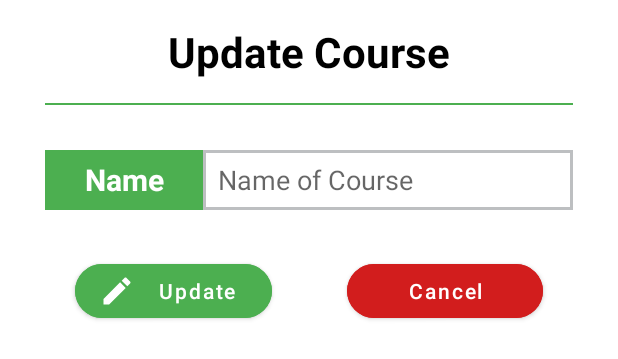
After one commit to Krishna7pk/StuPlan, an Android app: the layout dialog_update_course.xml on its own in the app's theme, with its tools: preview values and no code run, on a phone screen of 412 x 824 dp. The commit adds this screen. Shown: the top 359 px of the screen. Run offline under Robolectric (Android 15) with nearby library versions, the phone set to English and light mode, and no system bars.

Commit message:
added codes to update the course

```diff
--- a/app/src/main/java/com/example/stuplan/UI/TasksFragment.kt
+++ b/app/src/main/java/com/example/stuplan/UI/TasksFragment.kt
@@ -60,9 +60,9 @@ class TasksFragment : Fragment() {
                     addTask()
                     true
                 }
-                R.id.search_course_menu_item -> {
+                /*R.id.search_course_menu_item -> {
                     true
-                }
+                }*/
                 else -> false
             }
         }
--- /dev/null
+++ b/app/src/main/res/layout/dialog_update_course.xml
@@ -0,0 +1,107 @@
+<?xml version="1.0" encoding="utf-8"?>
+<androidx.constraintlayout.widget.ConstraintLayout
+    xmlns:android="http://schemas.android.com/apk/res/android"
+    xmlns:app="http://schemas.android.com/apk/res-auto"
+    android:layout_width="match_parent"
+    android:layout_height="wrap_content"
+    android:paddingBottom="40dp"
+    android:background="@drawable/dialog_drawable">
+
+    <TextView
+        android:id="@+id/tv_pl_update_course_1"
+        android:layout_width="match_parent"
+        android:layout_height="wrap_content"
+        android:layout_marginTop="15dp"
+        android:gravity="center"
+        android:text="Update Course"
+        android:textColor="@color/black"
+        android:textSize="28sp"
+        android:textStyle="bold"
+        app:layout_constraintTop_toTopOf="parent" />
+
+    <View
+        android:id="@+id/view_pl_update_course_1"
+        android:layout_width="match_parent"
+        android:layout_height="1dp"
+        android:layout_marginTop="15dp"
+        android:layout_marginRight="30dp"
+        android:layout_marginLeft="30dp"
+        android:background="@color/primary_color"
+        app:layout_constraintTop_toBottomOf="@id/tv_pl_update_course_1" />
+
+
+    <LinearLayout
+        android:id="@+id/lin_layout_update_course"
+        android:layout_width="match_parent"
+        android:layout_height="40dp"
+        android:layout_margin="30dp"
+        android:background="@drawable/grey_border"
+        android:orientation="horizontal"
+        android:weightSum="1"
+        android:gravity="center"
+        app:layout_constraintTop_toBottomOf="@id/view_pl_update_course_1">
+
+        <TextView
+            android:layout_width="0dp"
+            android:layout_height="match_parent"
+            android:layout_weight="0.3"
+            android:background="@color/primary_color"
+            android:gravity="center"
+            android:text="Name"
+            android:textColor="@color/white"
+            android:textSize="20sp"
+            android:textStyle="bold"
+            android:layout_gravity="center"
+            android:maxLines="1"/>
+
+        <EditText
+            android:id="@+id/et_update_course"
+            android:layout_width="0dp"
+            android:layout_height="match_parent"
+            android:layout_weight="0.7"
+            android:background="@drawable/grey_border"
+            android:hint="Name of Course"
+            android:paddingStart="10dp"
+            android:paddingEnd="10dp"
+            android:textColor="@color/black"
+            android:inputType="textCapSentences"
+            />
+
+    </LinearLayout>
+
+    <Button
+        android:id="@+id/btn_update_update_course"
+        android:layout_width="0dp"
+        android:layout_height="wrap_content"
+        android:layout_marginStart="50dp"
+        android:layout_marginTop="30dp"
+        android:text="Update"
+        android:textAllCaps="false"
+        app:cornerRadius="18dp"
+        android:textColor="@color/white"
+        android:backgroundTint="@color/primary_color"
+        android:drawableLeft="@drawable/ic_edit"
+        android:drawableTint="@color/white"
+        app:layout_constraintEnd_toStartOf="@+id/btn_cancel_update_course"
+        app:layout_constraintHorizontal_bias="0.5"
+        app:layout_constraintStart_toStartOf="parent"
+        app:layout_constraintTop_toBottomOf="@id/lin_layout_update_course" />
+
+    <Button
+        android:id="@+id/btn_cancel_update_course"
+        android:layout_width="0dp"
+        android:layout_height="wrap_content"
+        android:layout_marginStart="50dp"
+        android:layout_marginTop="30dp"
+        android:text="Cancel"
+        android:textAllCaps="false"
+        app:cornerRadius="18dp"
+        android:layout_marginEnd="50dp"
+        android:backgroundTint="@color/red"
+        android:textColor="@color/white"
+        app:layout_constraintEnd_toEndOf="parent"
+        app:layout_constraintHorizontal_bias="0.5"
+        app:layout_constraintStart_toEndOf="@+id/btn_update_update_course"
+        app:layout_constraintTop_toBottomOf="@id/lin_layout_update_course" />
+
+</androidx.constraintlayout.widget.ConstraintLayout>
--- a/app/src/main/res/menu/course_frag_menu.xml
+++ b/app/src/main/res/menu/course_frag_menu.xml
@@ -9,12 +9,12 @@
         app:showAsAction="ifRoom"
         />
 
-    <item
+  <!--  <item
         android:id="@+id/search_course_menu_item"
         android:title="@string/search_course"
         android:icon="@drawable/ic_search"
         app:showAsAction="ifRoom"
-        />
+        />-->
 
 
 </menu>
```
Also changed, not shown: app/src/main/java/com/example/stuplan/UI/CoursesFragment.kt (+47 -2 lines), app/src/main/java/com/example/stuplan/sqlite/DatabaseHelper.kt (+19 -0 lines).
